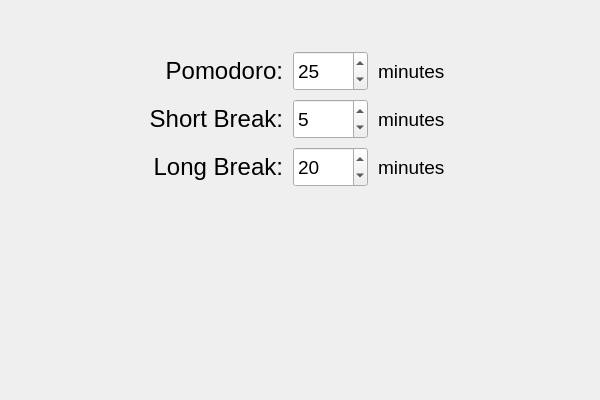
First picture: the form in ui/OptionsWindow.ui, repository mayuso/Qomodoro, before the edit.
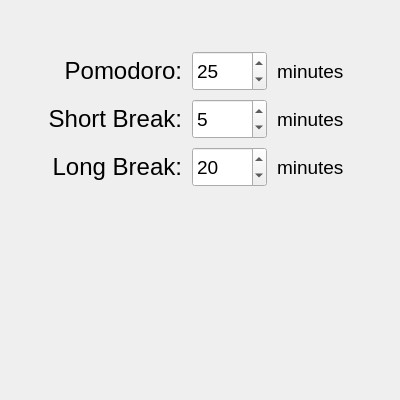
Second picture: the form after the edit.

```diff
--- a/ui/OptionsWindow.ui
+++ b/ui/OptionsWindow.ui
@@ -6,14 +6,26 @@
    <rect>
     <x>0</x>
     <y>0</y>
-    <width>600</width>
+    <width>400</width>
     <height>400</height>
    </rect>
   </property>
   <property name="minimumSize">
    <size>
-    <width>600</width>
-    <height>400</height>
+    <width>0</width>
+    <height>0</height>
+   </size>
+  </property>
+  <property name="maximumSize">
+   <size>
+    <width>16777215</width>
+    <height>16777215</height>
+   </size>
+  </property>
+  <property name="sizeIncrement">
+   <size>
+    <width>0</width>
+    <height>-1</height>
    </size>
   </property>
   <property name="windowTitle">
```
